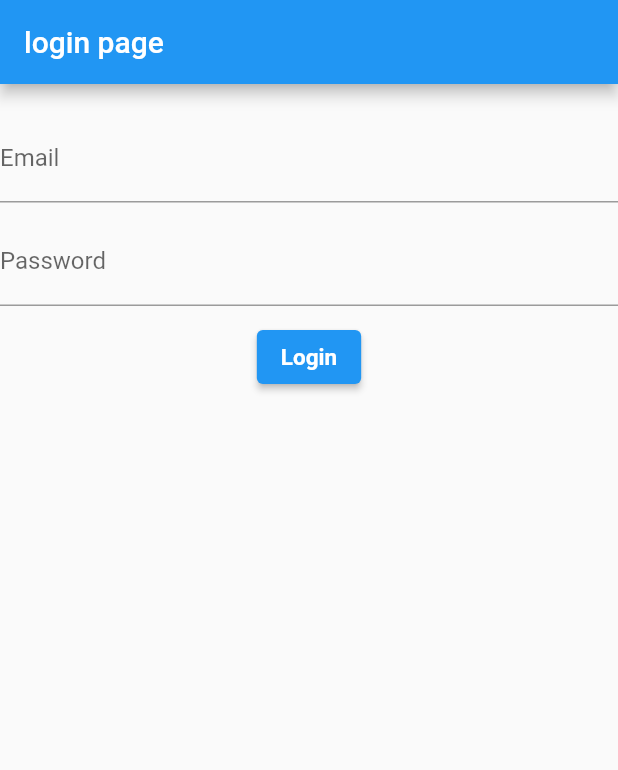
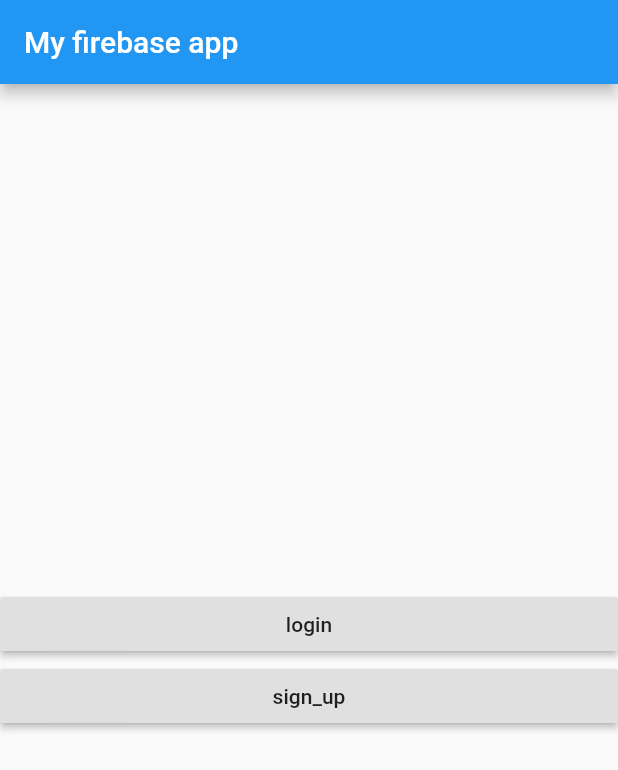
Before and after one commit to Asumalsingh/firebase_email_authentiction, a Flutter app: the screen it shows after launch, on a phone screen of 412 x 824 dp. Shown: the top 770 px of the screen. Run offline on Flutter 3.47's test engine with Material 2 defaults, Android fonts, the phone set to English and light mode, and no system bars; our stand-ins replace firebase_auth, firebase_core; accounts and stored records are empty.

Commit message:
adding welcome & sign_up page

```diff
--- a/lib/main.dart
+++ b/lib/main.dart
@@ -1,5 +1,6 @@
 import 'package:firebase_core/firebase_core.dart';
 import 'package:firebase_email_authentiction/pages/login.dart';
+import 'package:firebase_email_authentiction/pages/welcome.dart';
 import 'package:flutter/material.dart';
 
 void main() async {
@@ -17,11 +18,11 @@ class _MyAppState extends State<MyApp> {
   @override
   Widget build(BuildContext context) {
     return MaterialApp(
-      title: "firebase login demo",
+      title: "firebase login/signup using email",
       theme: ThemeData(
         primarySwatch: Colors.blue,
       ),
-      home: LoginPage(),
+      home: WelcomePage(),
     );
   }
 }
--- a/lib/pages/login.dart
+++ b/lib/pages/sign_up.dart
@@ -1,20 +1,23 @@
 import 'package:firebase_auth/firebase_auth.dart';
 import 'package:firebase_email_authentiction/pages/home.dart';
+import 'package:firebase_email_authentiction/pages/login.dart';
 import 'package:flutter/material.dart';
 
-class LoginPage extends StatefulWidget {
+class SignUpPage extends StatefulWidget {
+  const SignUpPage({Key? key}) : super(key: key);
+
   @override
-  _LoginPageState createState() => _LoginPageState();
+  _SignUpPageState createState() => _SignUpPageState();
 }
 
-class _LoginPageState extends State<LoginPage> {
+class _SignUpPageState extends State<SignUpPage> {
   late String _email, _password;
   final GlobalKey<FormState> _formKey = GlobalKey<FormState>();
   @override
   Widget build(BuildContext context) {
     return Scaffold(
       appBar: AppBar(
-        title: Text("login page"),
+        title: Text("Sign_up page"),
       ),
       body: Form(
         //todo implement key
@@ -26,6 +29,7 @@ class _LoginPageState extends State<LoginPage> {
                 padding: EdgeInsets.symmetric(horizontal: 20, vertical: 10)),
 
             //todo implement field
+
             TextFormField(
               validator: (input) {
                 if (input!.isEmpty) {
@@ -50,9 +54,9 @@ class _LoginPageState extends State<LoginPage> {
             ),
             SizedBox(height: 10),
             ElevatedButton(
-              onPressed: signIn,
+              onPressed: signUp,
               child: Text(
-                'Login',
+                'sign_up',
                 style: TextStyle(fontWeight: FontWeight.bold, fontSize: 15),
               ),
             ),
@@ -62,7 +66,7 @@ class _LoginPageState extends State<LoginPage> {
     );
   }
 
-  Future<void> signIn() async {
+  Future<void> signUp() async {
     //todo validate fields
     final FormState = _formKey.currentState;
     if (FormState!.validate()) {
@@ -70,15 +74,14 @@ class _LoginPageState extends State<LoginPage> {
       FormState.save();
       try {
         UserCredential user = await FirebaseAuth.instance
-            .signInWithEmailAndPassword(email: _email, password: _password);
+            .createUserWithEmailAndPassword(email: _email, password: _password);
 
+        await user.user!.sendEmailVerification();
+
+        Navigator.of(context).pop();
         //todo Navigate to home
-        Navigator.push(
-            context,
-            MaterialPageRoute(
-                builder: (context) => HomePage(
-                      user: user,
-                    )));
+        Navigator.pushReplacement(
+            context, MaterialPageRoute(builder: (context) => LoginPage()));
       } catch (e) {
         print(e);
       }
--- /dev/null
+++ b/lib/pages/welcome.dart
@@ -0,0 +1,51 @@
+import 'package:firebase_email_authentiction/pages/login.dart';
+import 'package:firebase_email_authentiction/pages/sign_up.dart';
+import 'package:flutter/material.dart';
+
+class WelcomePage extends StatefulWidget {
+  const WelcomePage({Key? key}) : super(key: key);
+
+  @override
+  _WelcomePageState createState() => _WelcomePageState();
+}
+
+class _WelcomePageState extends State<WelcomePage> {
+  @override
+  Widget build(BuildContext context) {
+    return Scaffold(
+      appBar: AppBar(
+        title: Text('My firebase app'),
+      ),
+      body: Column(
+        mainAxisAlignment: MainAxisAlignment.center,
+        crossAxisAlignment: CrossAxisAlignment.stretch,
+        children: <Widget>[
+          // ignore: deprecated_member_use
+          RaisedButton(
+            onPressed: navigateToLogin,
+            child: Text("login"),
+          ),
+          // ignore: deprecated_member_use
+          RaisedButton(
+            onPressed: navigateToSign_up,
+            child: Text("sign_up"),
+          ),
+        ],
+      ),
+    );
+  }
+
+  void navigateToLogin() {
+    Navigator.push(
+        context,
+        MaterialPageRoute(
+            builder: (context) => LoginPage(), fullscreenDialog: true));
+  }
+
+  void navigateToSign_up() {
+    Navigator.push(
+        context,
+        MaterialPageRoute(
+            builder: (context) => SignUpPage(), fullscreenDialog: true));
+  }
+}
```
